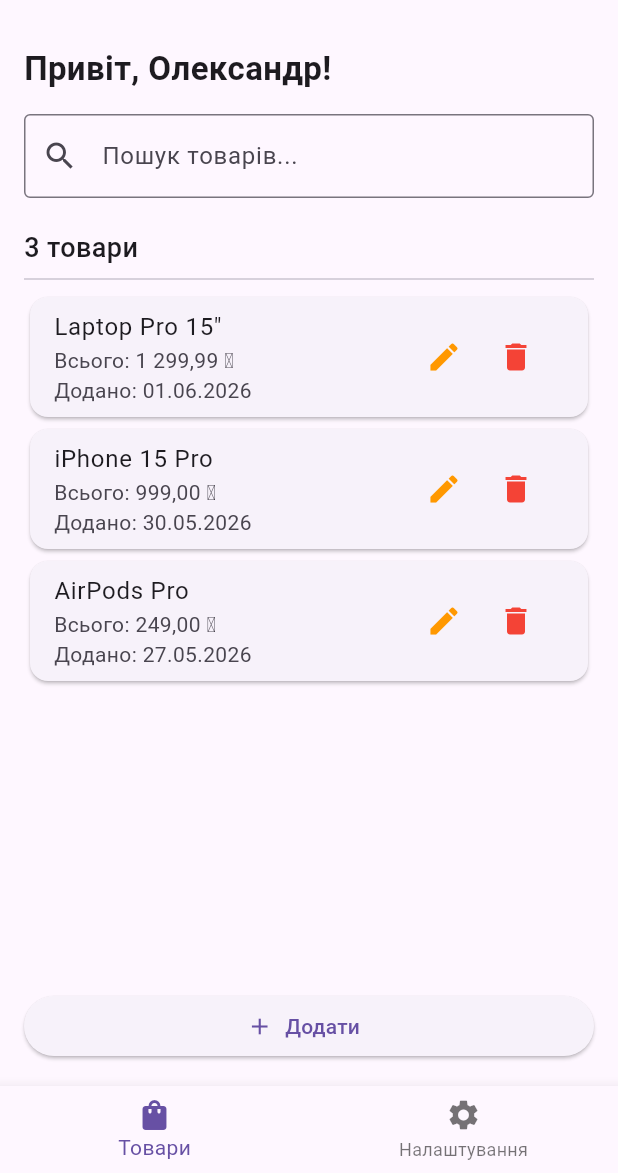
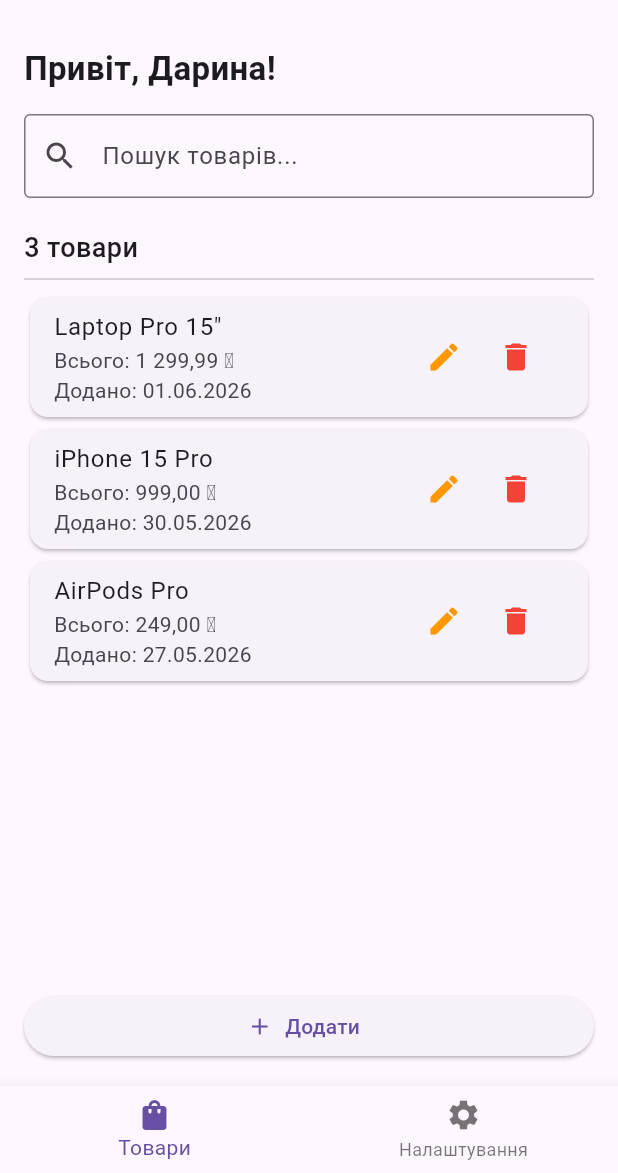
Before and after one commit to darynadyachuk/flutter_lab13, a Flutter app: the screen it shows after launch, on a phone screen of 412 x 824 dp, the part 63-1236 px from its top. Run offline on Flutter 3.47's test engine with Material 3 defaults, Android fonts, the phone set to English and light mode, and no system bars; our stand-ins replace shared_preferences.

Commit message:
username change

```diff
--- a/lib/tabs/products_tab.dart
+++ b/lib/tabs/products_tab.dart
@@ -39,7 +39,7 @@
         crossAxisAlignment: CrossAxisAlignment.start,
         children: [
           Text(
-            l10n.helloUser('Олександр'),
+            l10n.helloUser('Дарина'),
             style: const TextStyle(fontSize: 22, fontWeight: FontWeight.bold),
           ),
           const SizedBox(height: 15),
```
